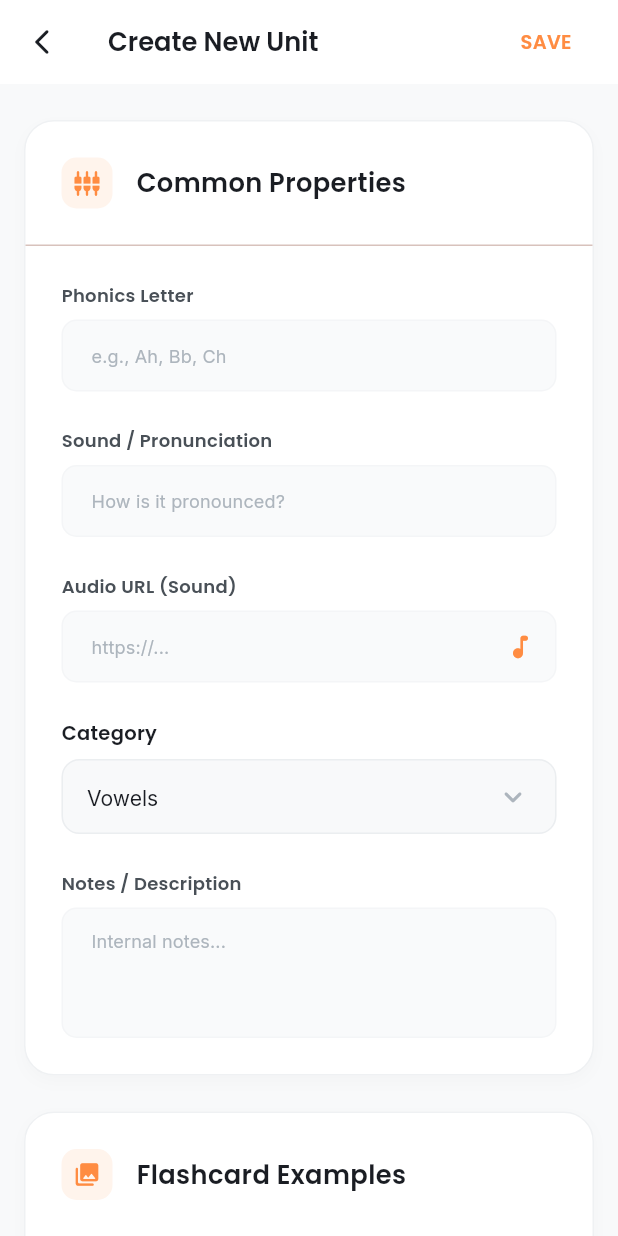
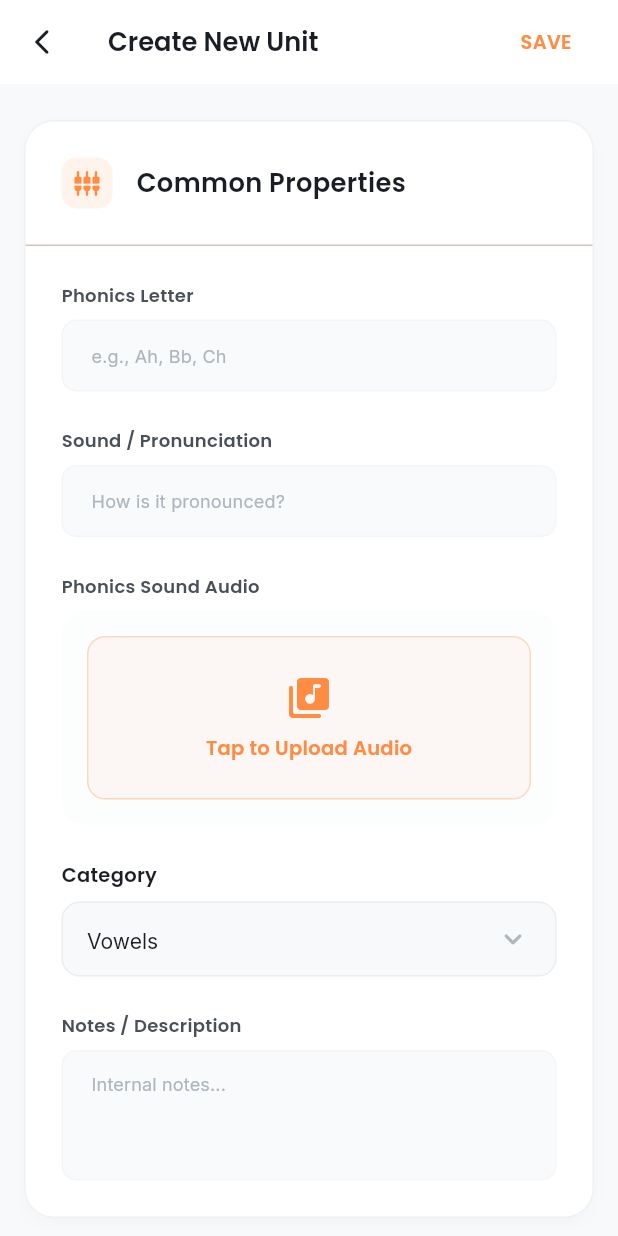
Before and after one commit to alchristofe/iread-admin, a Flutter app: the UnitEditScreen screen opened directly with empty values, on a phone screen of 412 x 824 dp. Run offline on Flutter 3.47's test engine with Material 3 defaults, Android fonts, the phone set to English and light mode, and no system bars; our stand-ins replace audioplayers, cloud_firestore, file_picker, firebase_auth, firebase_core, google_fonts and 2 more; accounts and stored records are empty.

Commit message:
feat: implement `UnitEditScreen` for creating and editing phonics units with media upload and audio playback.

```diff
--- a/lib/screens/unit_edit_screen.dart
+++ b/lib/screens/unit_edit_screen.dart
@@ -365,17 +365,17 @@ class _UnitEditScreenState extends State<UnitEditScreen> {
             hint: 'How is it pronounced?',
           ),
           AppSpacing.verticalL,
-          _buildTextField(
-            controller: _letterAudioController,
-            label: 'Audio URL (Sound)',
-            hint: 'https://...',
+          _buildMediaPicker(
+            label: 'Phonics Sound Audio',
             fieldId: 'letter_audio',
+            isImage: false,
             previewUrl: _letterAudioController.text,
             onUpload: () => _pickAndUpload(
               fieldId: 'letter_audio',
               isImage: false,
               controller: _letterAudioController,
             ),
+            onClear: () => setState(() => _letterAudioController.clear()),
           ),
           AppSpacing.verticalL,
           Text('Category', style: AppTextStyles.label(context)),
@@ -515,34 +515,32 @@ class _UnitEditScreenState extends State<UnitEditScreen> {
           Row(
             children: [
               Expanded(
-                child: _buildTextField(
-                  label: 'Audio URL',
-                  hint: 'https://...',
-                  initialValue: example.audioAsset,
+                child: _buildMediaPicker(
+                  label: 'Flashcard Audio',
                   fieldId: 'example_${index}_audio',
+                  isImage: false,
                   previewUrl: example.audioAsset,
-                  onChanged: (v) => _examples[index] = example.copyWith(audioAsset: v),
                   onUpload: () => _pickAndUpload(
                     fieldId: 'example_${index}_audio',
                     isImage: false,
                     exampleIndex: index,
                   ),
+                  onClear: () => setState(() => _examples[index] = example.copyWith(audioAsset: '')),
                 ),
               ),
               AppSpacing.horizontalM,
               Expanded(
-                child: _buildTextField(
-                  label: 'Image URL',
-                  hint: 'https://...',
-                  initialValue: example.imageAsset,
+                child: _buildMediaPicker(
+                  label: 'Flashcard Image',
                   fieldId: 'example_${index}_image',
+                  isImage: true,
                   previewUrl: example.imageAsset,
-                  onChanged: (v) => _examples[index] = example.copyWith(imageAsset: v),
                   onUpload: () => _pickAndUpload(
                     fieldId: 'example_${index}_image',
                     isImage: true,
                     exampleIndex: index,
                   ),
+                  onClear: () => setState(() => _examples[index] = example.copyWith(imageAsset: '')),
                 ),
               ),
             ],
@@ -560,16 +558,7 @@ class _UnitEditScreenState extends State<UnitEditScreen> {
     int maxLines = 1,
     String? Function(String?)? validator,
     Function(String)? onChanged,
-    String? fieldId,
-    VoidCallback? onUpload,
-    String? previewUrl,
   }) {
-    final bool isUploading = fieldId != null && (_uploadingFields[fieldId] ?? false);
-    final bool isAudio = fieldId?.contains('audio') ?? false;
-    final bool isImage = fieldId?.contains('image') ?? false;
-    final bool hasPreview = previewUrl != null && previewUrl.isNotEmpty && previewUrl.startsWith('http');
-    final bool isPlaying = isAudio && _currentlyPlayingUrl == previewUrl;
-
     return Column(
       crossAxisAlignment: CrossAxisAlignment.start,
       children: [
@@ -588,34 +577,6 @@ class _UnitEditScreenState extends State<UnitEditScreen> {
             filled: true,
             fillColor: AppColors.surfaceVariant.withValues(alpha: 0.4),
             contentPadding: const EdgeInsets.symmetric(horizontal: AppSpacing.m, vertical: 12),
-            suffixIcon: Row(
-              mainAxisSize: MainAxisSize.min,
-              children: [
-                if (hasPreview && isAudio)
-                  IconButton(
-                    icon: Icon(
-                      isPlaying ? Icons.stop_circle_rounded : Icons.play_circle_fill_rounded,
-                      color: isPlaying ? AppColors.error : AppColors.success,
-                      size: 24,
-                    ),
-                    onPressed: () => _toggleAudioPreview(previewUrl),
-                  ),
-                if (onUpload != null)
-                  isUploading
-                      ? const Padding(
-                          padding: EdgeInsets.symmetric(horizontal: 12.0),
-                          child: SizedBox(width: 16, height: 16, child: CircularProgressIndicator(strokeWidth: 2)),
-                        )
-                      : IconButton(
-                          icon: Icon(
-                            isImage ? Icons.image_search_rounded : Icons.audiotrack_rounded,
-                            color: AppColors.primary,
-                            size: 20,
-                          ),
-                          onPressed: onUpload,
-                        ),
-              ],
-            ),
             border: OutlineInputBorder(borderRadius: BorderRadius.circular(10), borderSide: BorderSide.none),
             enabledBorder: OutlineInputBorder(
               borderRadius: BorderRadius.circular(10),
@@ -627,43 +588,148 @@ class _UnitEditScreenState extends State<UnitEditScreen> {
             ),
           ),
         ),
-        if (hasPreview && isImage) ...[
-          AppSpacing.verticalS,
+      ],
+    );
+  }
+
+  Widget _buildMediaPicker({
+    required String label,
+    required String fieldId,
+    required bool isImage,
+    required String? previewUrl,
+    required VoidCallback onUpload,
+    required VoidCallback onClear,
+  }) {
+    final bool isUploading = _uploadingFields[fieldId] ?? false;
+    final bool hasPreview = previewUrl != null && previewUrl.isNotEmpty && previewUrl.startsWith('http');
+    final bool isPlaying = !isImage && _currentlyPlayingUrl == previewUrl;
+
+    return Column(
+      crossAxisAlignment: CrossAxisAlignment.start,
+      children: [
+        Text(label, style: AppTextStyles.label(context).copyWith(fontSize: 12, color: AppColors.textMedium)),
+        AppSpacing.verticalXS,
         Container(
-            height: 80,
-            width: 80,
+          width: double.infinity,
+          padding: const EdgeInsets.all(AppSpacing.m),
+          decoration: BoxDecoration(
+            color: AppColors.surfaceVariant.withValues(alpha: 0.2),
+            borderRadius: BorderRadius.circular(16),
+            border: Border.all(
+              color: AppColors.divider.withValues(alpha: 0.3),
+              style: hasPreview ? BorderStyle.solid : BorderStyle.none,
+            ),
+          ),
+          child: isUploading
+              ? const Center(
+                  child: Padding(
+                    padding: EdgeInsets.symmetric(vertical: 20),
+                    child: Column(
+                      children: [
+                        SizedBox(width: 24, height: 24, child: CircularProgressIndicator(strokeWidth: 2.5)),
+                        SizedBox(height: 12),
+                        Text('Uploading...', style: TextStyle(fontSize: 12, color: AppColors.primary, fontWeight: FontWeight.w500)),
+                      ],
+                    ),
+                  ),
+                )
+              : !hasPreview
+                  ? InkWell(
+                      onTap: onUpload,
+                      borderRadius: BorderRadius.circular(12),
+                      child: Container(
+                        padding: const EdgeInsets.symmetric(vertical: 24),
                         decoration: BoxDecoration(
                           borderRadius: BorderRadius.circular(12),
-              border: Border.all(color: AppColors.divider.withValues(alpha: 0.5)),
-              boxShadow: [
-                BoxShadow(
-                  color: Colors.black.withValues(alpha: 0.05),
-                  blurRadius: 4,
-                  offset: const Offset(0, 2),
+                          border: Border.all(color: AppColors.primary.withValues(alpha: 0.3), style: BorderStyle.solid),
+                          color: AppColors.primary.withValues(alpha: 0.05),
                         ),
+                        child: Column(
+                          children: [
+                            Icon(isImage ? Icons.add_photo_alternate_rounded : Icons.library_music_rounded,
+                                 size: 32, color: AppColors.primary),
+                            const SizedBox(height: 8),
+                            Text('Tap to Upload ${isImage ? 'Image' : 'Audio'}',
+                                 style: AppTextStyles.label(context).copyWith(color: AppColors.primary)),
                           ],
                         ),
-            child: ClipRRect(
+                      ),
+                    )
+                  : Column(
+                      children: [
+                        if (isImage)
+                          Stack(
+                            alignment: Alignment.topRight,
+                            children: [
+                              Container(
+                                height: 120,
+                                width: double.infinity,
+                                decoration: BoxDecoration(
                                   borderRadius: BorderRadius.circular(12),
-              child: Image.network(
-                previewUrl,
-                fit: BoxFit.cover,
-                errorBuilder: (context, error, stackTrace) => const Center(
-                  child: Icon(Icons.broken_image_rounded, color: AppColors.textLight, size: 24),
+                                  image: DecorationImage(image: NetworkImage(previewUrl), fit: BoxFit.cover),
                                 ),
-                loadingBuilder: (context, child, loadingProgress) {
-                  if (loadingProgress == null) return child;
-                  return const Center(
-                    child: SizedBox(width: 20, height: 20, child: CircularProgressIndicator(strokeWidth: 2)),
-                  );
-                },
+                              ),
+                              Positioned(
+                                top: 8,
+                                right: 8,
+                                child: IconButton.filled(
+                                  onPressed: onClear,
+                                  icon: const Icon(Icons.close_rounded, size: 18),
+                                  style: IconButton.styleFrom(
+                                    backgroundColor: Colors.black54,
+                                    foregroundColor: Colors.white,
+                                    padding: const EdgeInsets.all(4),
+                                    minimumSize: const Size(28, 28),
                                   ),
                                 ),
                               ),
                             ],
+                          )
+                        else
+                          Row(
+                            children: [
+                              IconButton.filledTonal(
+                                onPressed: () => _toggleAudioPreview(previewUrl),
+                                icon: Icon(isPlaying ? Icons.stop_rounded : Icons.play_arrow_rounded, color: AppColors.primary),
+                                style: IconButton.styleFrom(
+                                  backgroundColor: AppColors.primary.withValues(alpha: 0.1),
+                                  shape: RoundedRectangleBorder(borderRadius: BorderRadius.circular(12)),
+                                ),
+                              ),
+                              AppSpacing.horizontalM,
+                              const Expanded(
+                                child: Column(
+                                  crossAxisAlignment: CrossAxisAlignment.start,
+                                  children: [
+                                    Text('Audio Ready', style: TextStyle(fontWeight: FontWeight.bold, fontSize: 13)),
+                                    Text('Click play to preview', style: TextStyle(fontSize: 11, color: AppColors.textMedium)),
+                                  ],
+                                ),
+                              ),
+                              IconButton(
+                                onPressed: onClear,
+                                icon: const Icon(Icons.delete_outline_rounded, color: AppColors.error, size: 20),
+                              ),
+                            ],
+                          ),
+                        AppSpacing.verticalM,
+                        OutlinedButton.icon(
+                          onPressed: onUpload,
+                          icon: const Icon(Icons.sync_rounded, size: 16),
+                          label: Text('Change ${isImage ? 'Image' : 'Audio'}', style: const TextStyle(fontSize: 12)),
+                          style: OutlinedButton.styleFrom(
+                            minimumSize: const Size(double.infinity, 36),
+                            side: BorderSide(color: AppColors.primary.withValues(alpha: 0.4)),
+                            shape: RoundedRectangleBorder(borderRadius: BorderRadius.circular(10)),
+                          ),
+                        ),
+                      ],
+                    ),
+        ),
       ],
     );
   }
+
 
 
 }
```
Lines whose indentation alone changed are shown as unchanged.
